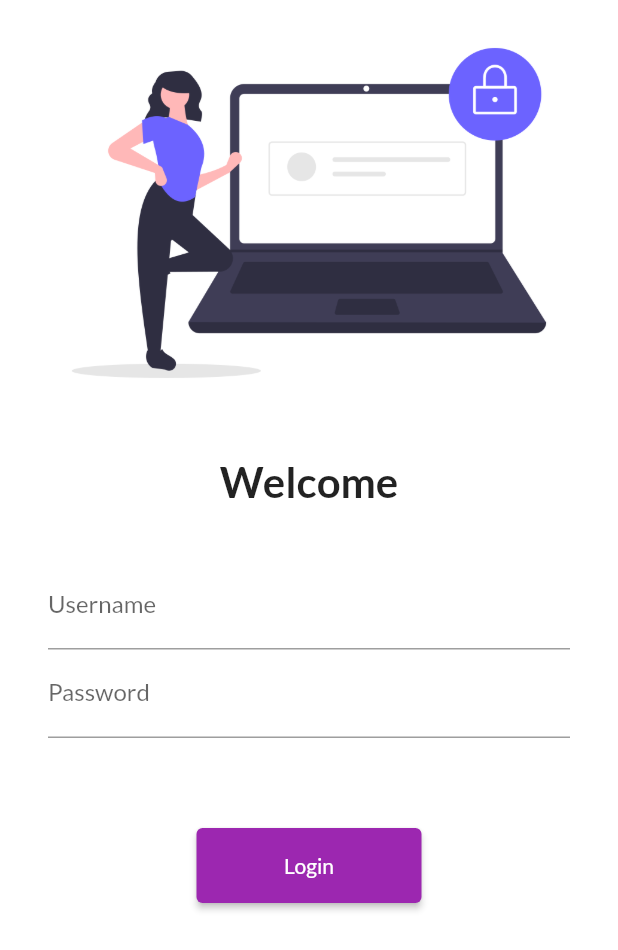
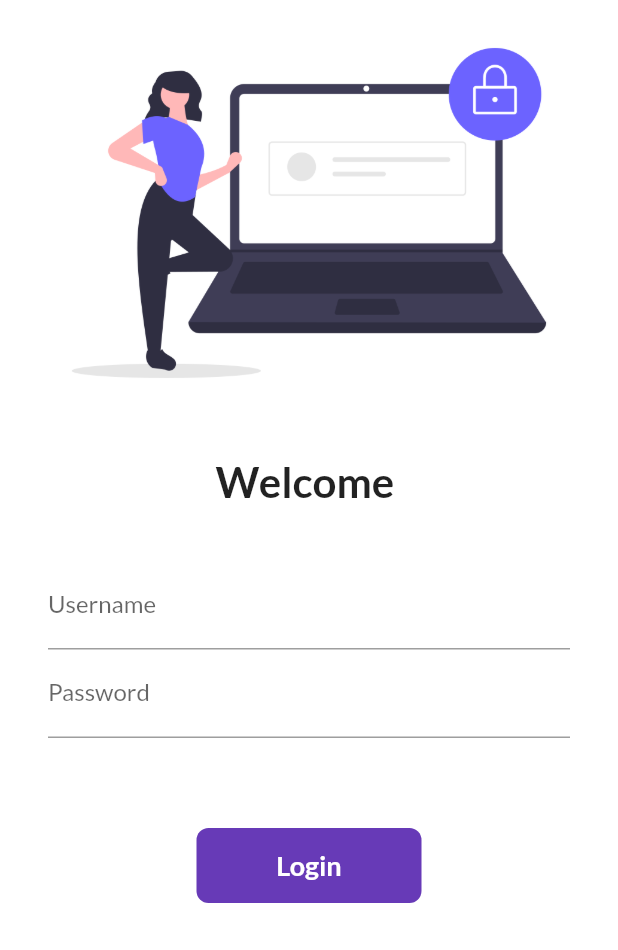
Before and after one commit to ShivomGoel/30DaysOfFlutter, a Flutter app: the screen it shows after launch, on a phone screen of 412 x 824 dp. Shown: the top 950 px of the screen. Run offline on Flutter 3.47's test engine with Material 2 defaults, Android fonts, the phone set to English and light mode, and no system bars; our stand-ins replace google_fonts.

Commit message:
completed day6

```diff
--- a/lib/pages/login_page.dart
+++ b/lib/pages/login_page.dart
@@ -1,7 +1,14 @@
 import 'package:flutter/material.dart';
 import 'package:flutter_catalog/utils/routes.dart';
 
-class LoginPage extends StatelessWidget {
+class LoginPage extends StatefulWidget {
+  @override
+  State<LoginPage> createState() => _LoginPageState();
+}
+
+class _LoginPageState extends State<LoginPage> {
+  String name = "";
+  bool changeButton = false;
   @override
   Widget build(BuildContext context) {
     return Material(
@@ -17,7 +24,7 @@ class LoginPage extends StatelessWidget {
                 height: 20,
               ),
               Text(
-                "Welcome",
+                "Welcome $name",
                 style: TextStyle(
                   fontSize: 28,
                   fontWeight: FontWeight.bold,
@@ -34,6 +41,10 @@ class LoginPage extends StatelessWidget {
                     TextFormField(
                       decoration: InputDecoration(
                           hintText: "Enter Username", labelText: "Username"),
+                      onChanged: (value) {
+                        name = value;
+                        setState(() {});
+                      },
                     ),
                     TextFormField(
                       obscureText: true,
@@ -43,13 +54,42 @@ class LoginPage extends StatelessWidget {
                     SizedBox(
                       height: 60,
                     ),
-                    ElevatedButton(
-                      child: Text("Login"),
-                      style: TextButton.styleFrom(minimumSize: Size(150, 50)),
-                      onPressed: () {
+
+                    InkWell(
+                      onTap: () async {
+                        setState(() {
+                          changeButton = true;
+                        });
+                        await Future.delayed(Duration(seconds: 1));
                         Navigator.pushNamed(context, MyRoutes.homeRoute);
                       },
-                    )
+                      child: AnimatedContainer(
+                        duration: Duration(seconds: 1),
+                        height: 50,
+                        width: changeButton ? 50 : 150,
+                        alignment: Alignment.center,
+                        child: changeButton
+                            ? Icon(Icons.done, color: Colors.white)
+                            : Text(
+                                "Login",
+                                style: TextStyle(
+                                    color: Colors.white,
+                                    fontWeight: FontWeight.bold,
+                                    fontSize: 18),
+                              ),
+                        decoration: BoxDecoration(
+                            color: Colors.deepPurple,
+                            borderRadius:
+                                BorderRadius.circular(changeButton ? 50 : 8)),
+                      ),
+                    ),
+                    //ElevatedButton(
+                    //  child: Text("Login"),
+                    //  style: TextButton.styleFrom(minimumSize: Size(150, 50)),
+                    //  onPressed: () {
+                    //    Navigator.pushNamed(context, MyRoutes.homeRoute);
+                    //  },
+                    //)
                   ],
                 ),
               )
```
